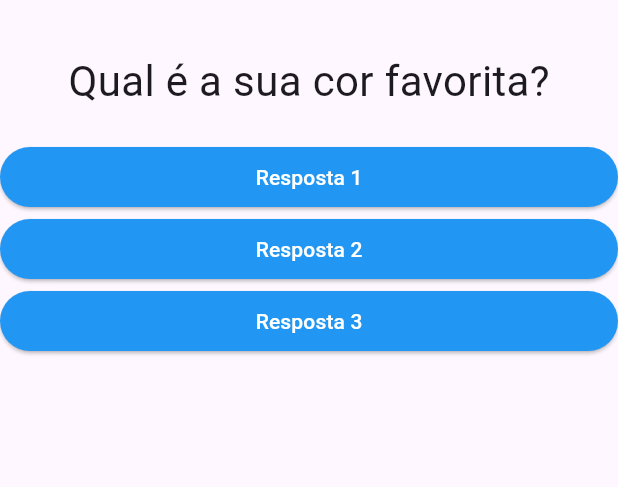
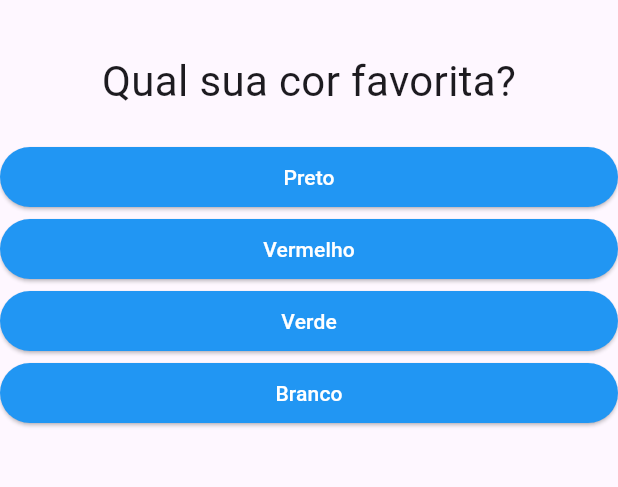
Before and after one commit to ErickFerreiradev/projetoPerguntas, a Flutter app: the screen it shows after launch, on a phone screen of 412 x 824 dp, the part 63-550 px from its top. Run offline on Flutter 3.47's test engine with Material 3 defaults, Android fonts, the phone set to English and light mode, and no system bars.

Commit message:
Ajustes de erro após limite de array/pergunta

```diff
--- a/projeto_perguntas/lib/main.dart
+++ b/projeto_perguntas/lib/main.dart
@@ -10,33 +10,50 @@ main () {
 class _PerguntaAppState extends State<PerguntaApp>{
 
   var perguntaSelecionada = 0;
+  final _perguntas = const [
+      {
+        'texto': 'Qual sua cor favorita?',
+        'respostas': ['Preto', 'Vermelho', 'Verde', 'Branco'],
+      },
+      {
+        'texto': 'Qual é o seu animal favorito?',
+        'respostas': ['Coelho', 'Cobra', 'Elefante', 'Leão'],
+        },
+        {
+        'texto': 'Qual é o seu instrutor favorito?',
+        'respostas': ['Maria', 'João', 'Leo', 'Pedro'],
+        },
+    ];
   void _responder() {
-    setState(() {
-    perguntaSelecionada++;
+    if(temPerguntaSelecionada){
+      setState(() {
+      perguntaSelecionada++;
+      });
+    }
+  }
 
-    });
+  bool get temPerguntaSelecionada {
+    return perguntaSelecionada < _perguntas.length;
   }
 
   @override
   Widget build(BuildContext context) {
-    final List<String> perguntas = [
-      'Qual é a sua cor favorita?',
-      'Qual é o seu animal favorito?',
-    ];
+    List<String> respostas = temPerguntaSelecionada ? _perguntas[perguntaSelecionada].cast()['respostas'] : [];
 
     return MaterialApp(
       home: Scaffold(
         appBar: AppBar(
           title: Text('Perguntas'),
         ),
-        body: Column(
-          children: [
-            Questao(perguntas[perguntaSelecionada]),
-            Resposta('Resposta 1', _responder),
-            Resposta('Resposta 2', _responder),
-            Resposta('Resposta 3', _responder),
+        body: temPerguntaSelecionada ? Column(
+          children: <Widget>[
+            Questao(_perguntas[perguntaSelecionada]['texto'].toString()),
+            ...respostas.map((t) => Resposta(t, _responder)).toList(),
           ],
-        )
+        ) : Center(
+
+          child: Text('Parabéns!'),
+        ),
       ),
     );
   }
```
